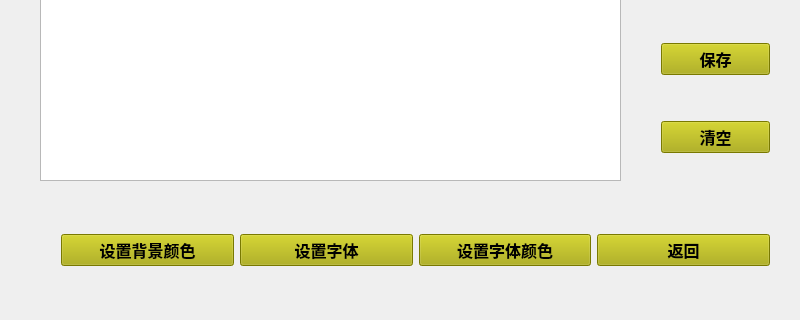
First picture: the form in item/intelligent_community/nodepad.ui, repository hewei-bit/QT-Learing, before the edit; both pictures show x 0 to 800 and y 160 to 480 of the 800 by 480 pixel window.
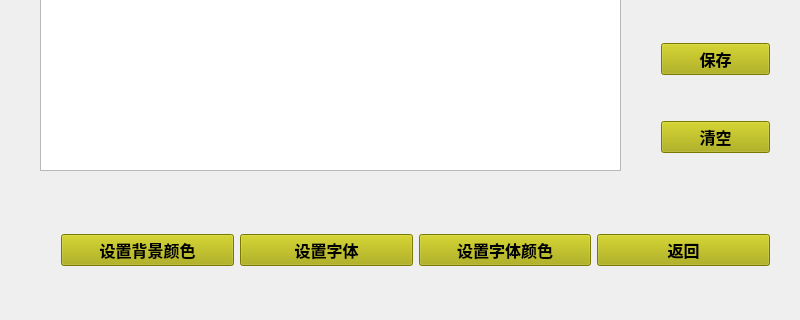
Second picture: the form after the edit.

What changed in the file:
```diff
--- a/item/intelligent_community/nodepad.ui
+++ b/item/intelligent_community/nodepad.ui
@@ -23,7 +23,7 @@
       <x>40</x>
       <y>20</y>
       <width>581</width>
-      <height>321</height>
+      <height>311</height>
      </rect>
     </property>
    </widget>
@@ -198,6 +198,16 @@
      </item>
     </layout>
    </widget>
+   <widget class="QWidget" name="widget" native="true">
+    <property name="geometry">
+     <rect>
+      <x>70</x>
+      <y>330</y>
+      <width>631</width>
+      <height>141</height>
+     </rect>
+    </property>
+   </widget>
    <zorder>layoutWidget</zorder>
    <zorder>layoutWidget</zorder>
    <zorder>showfile</zorder>
```
Left out of the diff: 1 changed line with no effect on the pictures.
